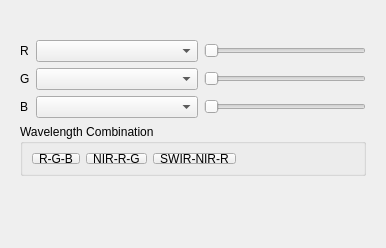
First picture: the form in qps/ui/rasterbandconfigwidget.ui, repository EnMAP-Box/qgispluginsupport, before the edit.
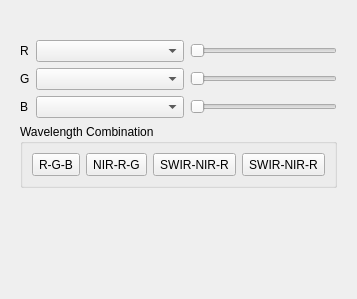
Second picture: the form after the edit. The open tabs and pages were chosen to show the change. Custom widgets are drawn as their Qt base class.

Commit message:
rasterbands.py, rasterbandconfigwidget.ui: added buttons for SWIR1 and SWIR2
testing.py TestObjects.createRasterDataset(nc=None) returns wavelength information
utils.py parseWavelength - added type hints

```diff
--- a/qps/ui/rasterbandconfigwidget.ui
+++ b/qps/ui/rasterbandconfigwidget.ui
@@ -6,8 +6,8 @@
    <rect>
     <x>0</x>
     <y>0</y>
-    <width>386</width>
-    <height>248</height>
+    <width>320</width>
+    <height>299</height>
    </rect>
   </property>
   <property name="windowTitle">
@@ -261,35 +261,27 @@
          <property name="minimumSize">
           <size>
            <width>0</width>
-           <height>50</height>
+           <height>0</height>
           </size>
          </property>
          <property name="title">
           <string>Wavelength Combination</string>
          </property>
          <layout class="QGridLayout" name="gridLayout_3">
-          <item row="1" column="2">
-           <widget class="QToolButton" name="btnSetMBBands_RGB">
-            <property name="text">
-             <string>R-G-B</string>
-            </property>
-           </widget>
-          </item>
-          <item row="1" column="4">
-           <widget class="QToolButton" name="btnSetMBBands_SWIRNIRR">
-            <property name="text">
-             <string>SWIR-NIR-R</string>
-            </property>
-           </widget>
-          </item>
-          <item row="1" column="3">
+          <item row="2" column="3">
            <widget class="QToolButton" name="btnSetMBBands_NIRRG">
+            <property name="minimumSize">
+             <size>
+              <width>0</width>
+              <height>23</height>
+             </size>
+            </property>
             <property name="text">
              <string>NIR-R-G</string>
             </property>
            </widget>
           </item>
-          <item row="1" column="5">
+          <item row="2" column="6">
            <spacer name="horizontalSpacer_2">
             <property name="orientation">
              <enum>Qt::Horizontal</enum>
@@ -302,6 +294,45 @@
             </property>
            </spacer>
           </item>
+          <item row="2" column="2">
+           <widget class="QToolButton" name="btnSetMBBands_RGB">
+            <property name="minimumSize">
+             <size>
+              <width>0</width>
+              <height>23</height>
+             </size>
+            </property>
+            <property name="text">
+             <string>R-G-B</string>
+            </property>
+           </widget>
+          </item>
+          <item row="2" column="5">
+           <widget class="QToolButton" name="btnSetMBBands_NIRSWIRR">
+            <property name="minimumSize">
+             <size>
+              <width>0</width>
+              <height>23</height>
+             </size>
+            </property>
+            <property name="text">
+             <string>SWIR-NIR-R</string>
+            </property>
+           </widget>
+          </item>
+          <item row="2" column="4">
+           <widget class="QToolButton" name="btnSetMBBands_SWIRNIRR">
+            <property name="minimumSize">
+             <size>
+              <width>0</width>
+              <height>23</height>
+             </size>
+            </property>
+            <property name="text">
+             <string>SWIR-NIR-R</string>
+            </property>
+           </widget>
+          </item>
          </layout>
         </widget>
        </item>
```
Left out of the diff: 51 changed lines with no effect on the pictures. The commit also changes 5 other files.
